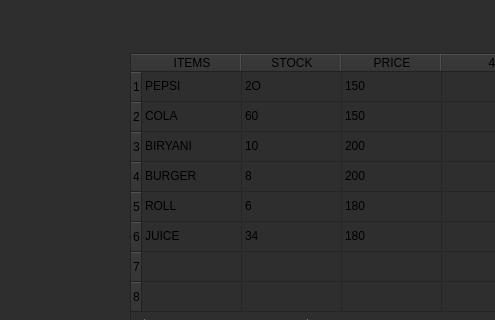
mesum-abbas/Canteen_Managment_System, file manage_inventory.ui: the form before one commit; both pictures show x 0 to 495 and y 127 to 447 of the 1000 by 700 pixel window.
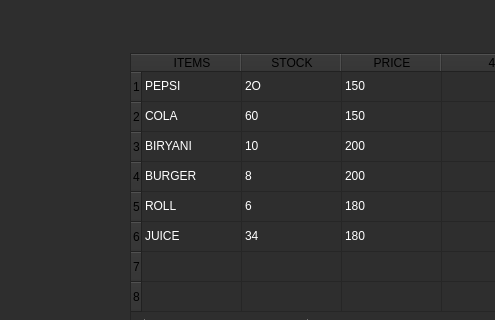
The form after the commit.

```diff
--- a/manage_inventory.ui
+++ b/manage_inventory.ui
@@ -38,6 +38,12 @@
      <height>281</height>
     </rect>
    </property>
+   <property name="styleSheet">
+    <string notr="true">QTableWidget {
+    color: white;
+}
+</string>
+   </property>
    <property name="rowCount">
     <number>8</number>
    </property>
@@ -90,6 +96,15 @@
     <property name="text">
      <string>COLA</string>
     </property>
+    <property name="background">
+     <brush brushstyle="NoBrush">
+      <color alpha="255">
+       <red>255</red>
+       <green>255</green>
+       <blue>255</blue>
+      </color>
+     </brush>
+    </property>
    </item>
    <item row="1" column="1">
     <property name="text">
```
Left out of the diff: 5 changed lines with no effect on the pictures.
